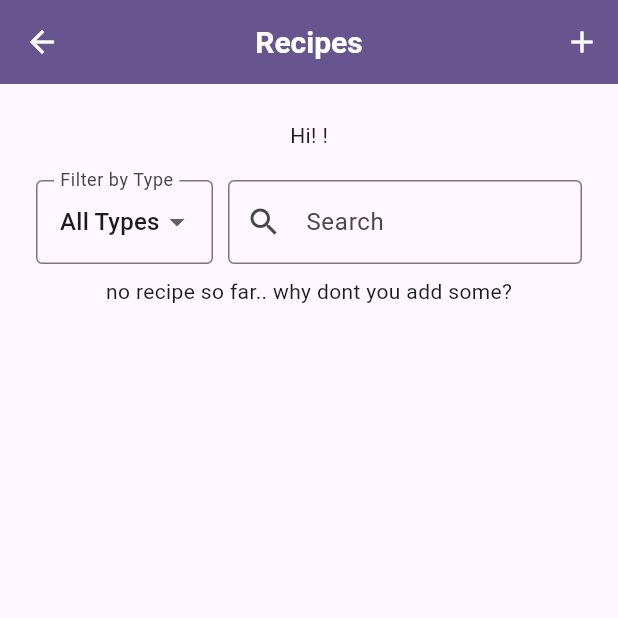
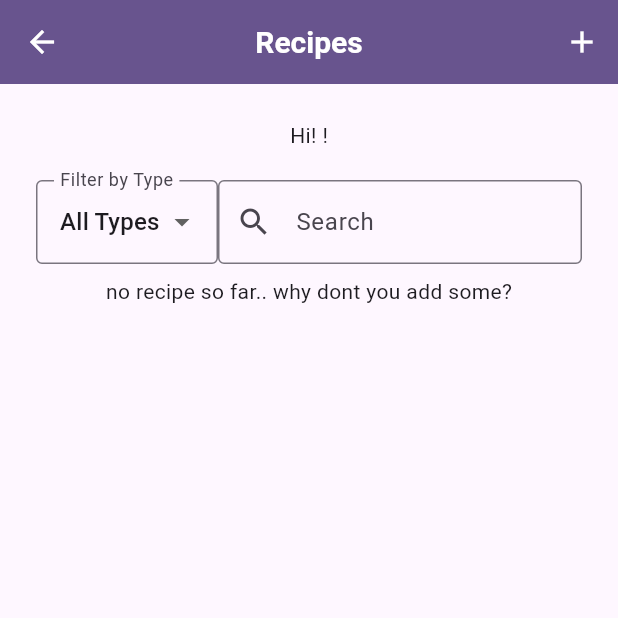
Before and after one commit to stboy99/recipe_demo_flutter, a Flutter app: the RecipeListScreen screen opened by its route, on a phone screen of 412 x 824 dp, the top half of it. Run offline on Flutter 3.47's test engine with Material 3 defaults, Android fonts, the phone set to English and light mode, and no system bars; our stand-ins replace firebase_auth, firebase_core, go_router, hive, hive_flutter, image_picker; accounts and stored records are empty.

Commit message:
fix overflow issue

```diff
--- a/lib/features/recipe/screens/recipe_list_screen.dart
+++ b/lib/features/recipe/screens/recipe_list_screen.dart
@@ -44,7 +44,6 @@ class _RecipeListScreenState extends State<RecipeListScreen> {
                   Expanded(
                     child: _buildTypeDropdown(),
                   ),
-                  SizedBox(width: 10),
                   Expanded(
                     flex: 2,
                     child: TextField(
```
